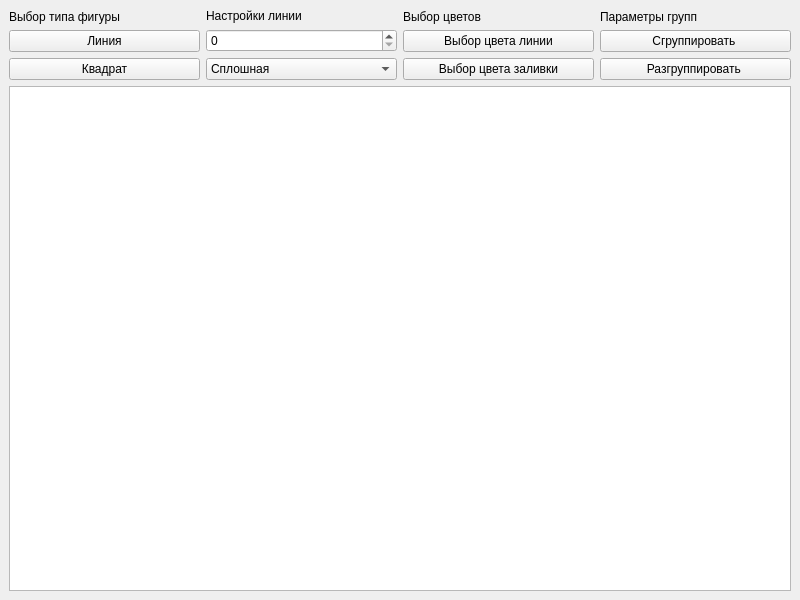
The window that View/form.ui (Abcrtemy/Graphic_Editor) describes before a commit, drawn with Qt 5.
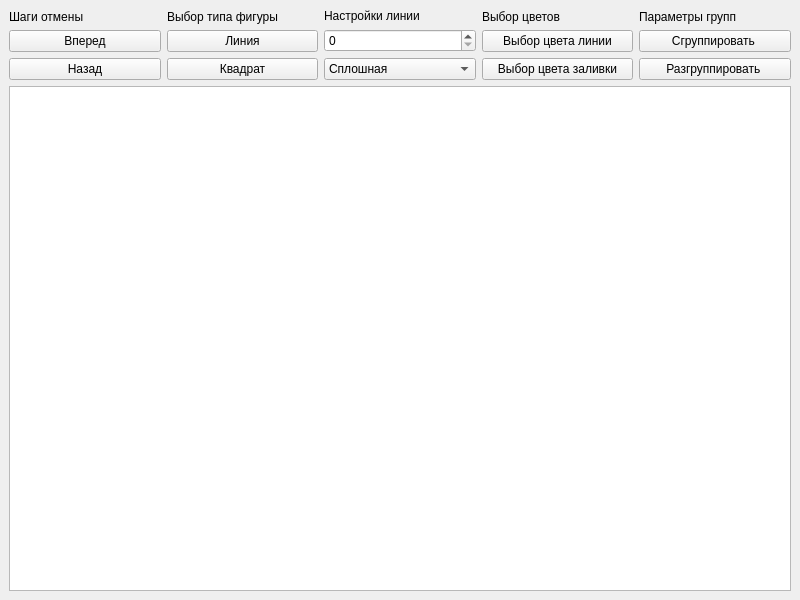
The same window after the commit.

The edit to the form file:
```diff
--- a/View/form.ui
+++ b/View/form.ui
@@ -17,6 +17,31 @@
    <layout class="QVBoxLayout" name="verticalLayout">
     <item>
      <layout class="QHBoxLayout" name="horizontalLayout">
+      <item>
+       <layout class="QVBoxLayout" name="verticalLayout_6">
+        <item>
+         <widget class="QLabel" name="label_5">
+          <property name="text">
+           <string>Шаги отмены</string>
+          </property>
+         </widget>
+        </item>
+        <item>
+         <widget class="QPushButton" name="pushButton_6">
+          <property name="text">
+           <string>Вперед</string>
+          </property>
+         </widget>
+        </item>
+        <item>
+         <widget class="QPushButton" name="pushButton_5">
+          <property name="text">
+           <string>Назад</string>
+          </property>
+         </widget>
+        </item>
+       </layout>
+      </item>
       <item>
        <layout class="QVBoxLayout" name="verticalLayout_2">
         <item>
```
